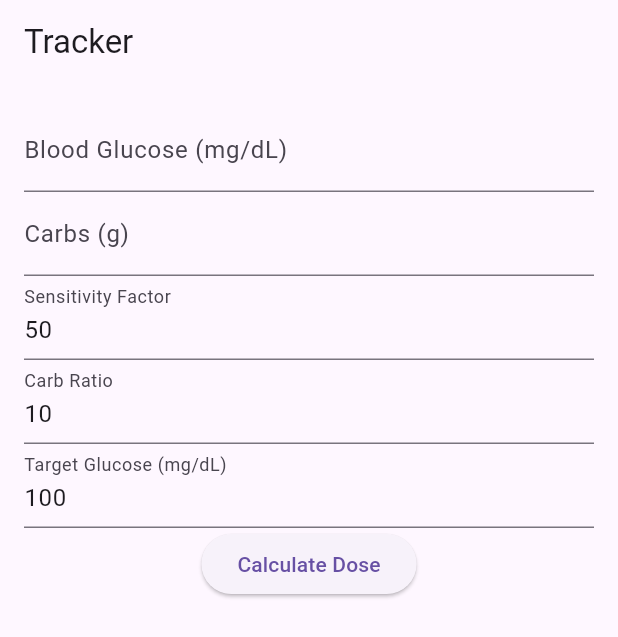
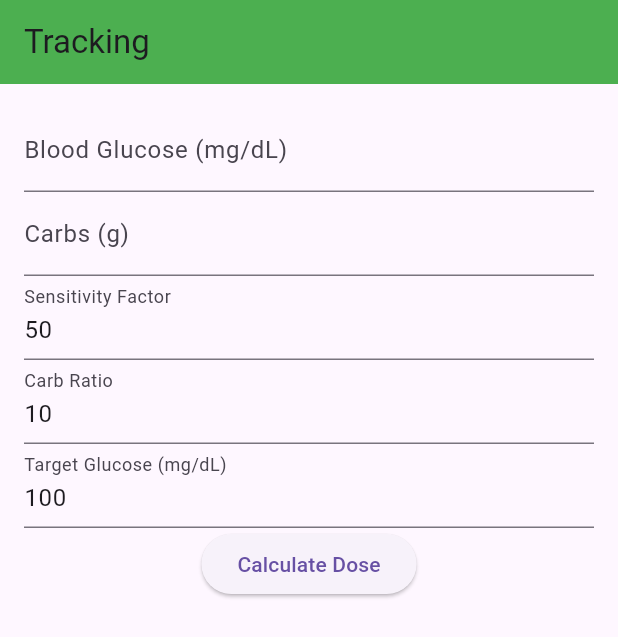
Before and after one commit to UNO-CSCI4830/GlucoGuide, a Flutter app: the FoodTrackerPage screen opened directly, on a phone screen of 412 x 824 dp. Shown: the top 637 px of the screen. Run offline on Flutter 3.47's test engine with Material 3 defaults, Android fonts, the phone set to English and light mode, and no system bars; our stand-ins replace firebase_auth, firebase_core; accounts and stored records are empty.

Commit message:
appbar color changes

```diff
--- a/glucoguide/lib/screens/alerts/alerts_page.dart
+++ b/glucoguide/lib/screens/alerts/alerts_page.dart
@@ -28,6 +28,7 @@ class _AlertsPageState extends State<AlertsPage> {
   Widget build(BuildContext context) {
     return Scaffold(
       appBar: AppBar(
+        backgroundColor: Colors.red,
         automaticallyImplyLeading: false,
         title: const Text('Alerts Page'),
       ),
--- a/glucoguide/lib/screens/food_tracker/food_tracker.dart
+++ b/glucoguide/lib/screens/food_tracker/food_tracker.dart
@@ -1,5 +1,5 @@
 import 'package:flutter/material.dart';
-import 'package:glucoguide/components/insulin_calculator.dart';
+import 'package:glucoguide/widgets/insulin_calculator.dart';
 
 class FoodTrackerPage extends StatefulWidget {
   const FoodTrackerPage({super.key});
@@ -13,7 +13,8 @@ class _FoodTrackerPageState extends State<FoodTrackerPage> {
   Widget build(BuildContext context) {
     return Scaffold(
       appBar: AppBar(
-        title: const Text('Tracker'),
+        title: const Text('Tracking'),
+        backgroundColor: Colors.green,
         automaticallyImplyLeading: false,
       ),
       body: Padding(
--- a/glucoguide/lib/screens/profile/profile.dart
+++ b/glucoguide/lib/screens/profile/profile.dart
@@ -13,6 +13,7 @@ class _ProfilePageState extends State<ProfilePage> {
     return Scaffold(
       appBar: AppBar(
         automaticallyImplyLeading: false,
+        backgroundColor: Colors.blue,
         title: Text("Profile Page"),
       ),
     );
--- a/glucoguide/lib/screens/signup/register__page.dart
+++ b/glucoguide/lib/screens/signup/register__page.dart
@@ -20,7 +20,7 @@ class _RegisterPageState extends State<RegisterPage> {
   Widget build(BuildContext context) {
     return Scaffold(
         appBar: AppBar(
-          title: Center(child: const Text('Regsiter GlucoGuide Account')),
+          title: Center(child: const Text('Register GlucoGuide Account')),
           backgroundColor: Colors.white,
         ),
         body: Padding(
```
Also changed, not shown: glucoguide/lib/widgets/insulin_calculator.dart (renamed from glucoguide/lib/components/insulin_calculator.dart).
